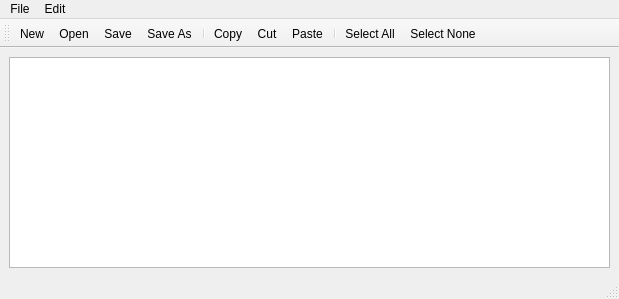
The window that QText_Editor/mainwindow.ui (ndumisomahlangu96/Pulp-Fiction) describes before a commit, drawn with Qt 5.
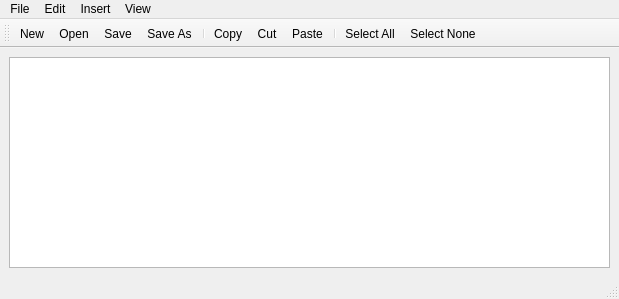
The same window after the commit. Icons and pictures are not drawn.

Patch:
```diff
--- a/QText_Editor/mainwindow.ui
+++ b/QText_Editor/mainwindow.ui
@@ -51,8 +51,30 @@
     <addaction name="actionSelect_All"/>
     <addaction name="actionSelect_None"/>
    </widget>
+   <widget class="QMenu" name="menuInsert">
+    <property name="title">
+     <string>Insert</string>
+    </property>
+    <addaction name="actionAnimals"/>
+    <addaction name="actionShapes"/>
+    <addaction name="actionFood"/>
+   </widget>
+   <widget class="QMenu" name="menuView">
+    <property name="title">
+     <string>View</string>
+    </property>
+    <addaction name="actionToolbar_top"/>
+    <addaction name="actionToolbar_bottom"/>
+    <addaction name="actionToolbar_left"/>
+    <addaction name="actionToolbar_right"/>
+    <addaction name="separator"/>
+    <addaction name="actionToolbar_floatable"/>
+    <addaction name="actionToolbar_movable"/>
+   </widget>
    <addaction name="menuFile"/>
    <addaction name="menuEdit"/>
+   <addaction name="menuInsert"/>
+   <addaction name="menuView"/>
   </widget>
   <widget class="QStatusBar" name="statusbar"/>
   <widget class="QToolBar" name="toolBar">
```
Left out of the diff: 51 changed lines with no effect on the pictures.
